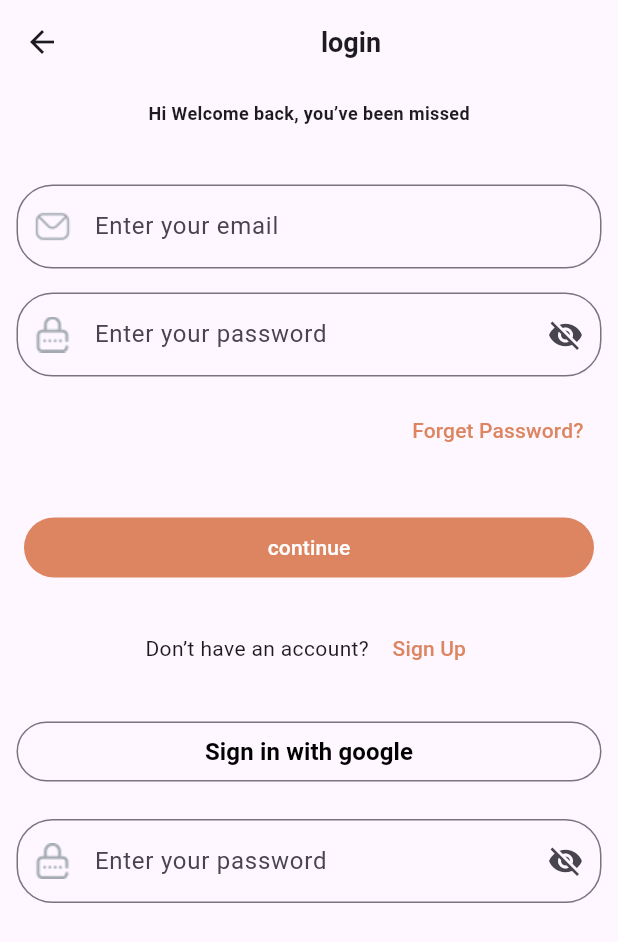
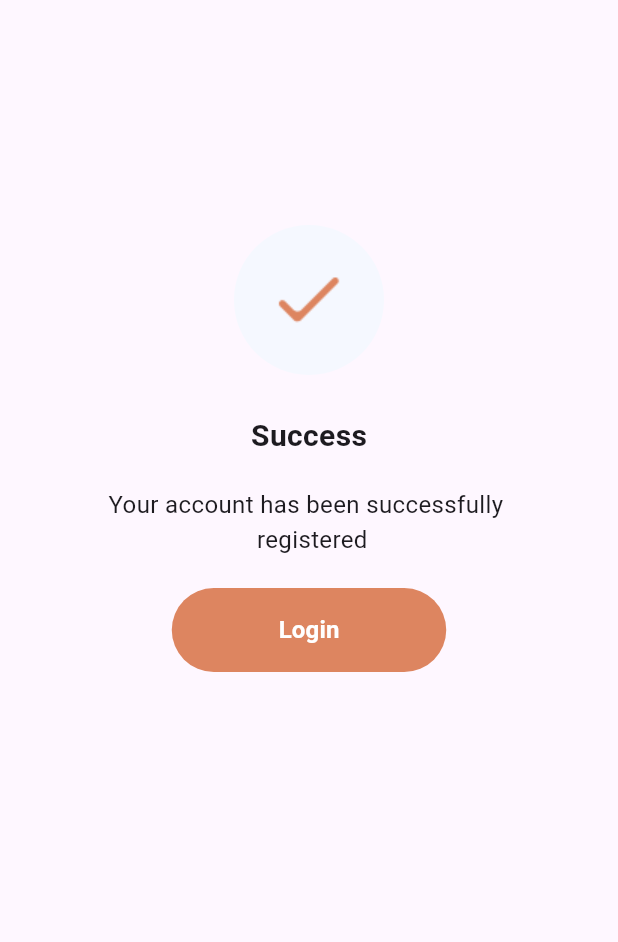
Before and after one commit to 1999AhmedSafwat/sutis_ecommerce_project, a Flutter app: the LoginView screen opened directly, after a tap on "Sign in with google", on a phone screen of 412 x 824 dp. Shown: the top 942 px of the screen. Run offline on Flutter 3.47's test engine with Material 3 defaults, Android fonts, the phone set to English and light mode, and no system bars; our stand-ins replace pin_code_fields.

Commit message:
first commit

```diff
--- /dev/null
+++ b/lib/confirmationMessage/successLogin/success.dart
@@ -0,0 +1,67 @@
+import 'package:flutter/material.dart';
+
+import '../../login/login.dart';
+
+class Confirmation extends StatelessWidget {
+  const Confirmation({super.key});
+
+  @override
+  Widget build(BuildContext context) {
+    return Scaffold(
+      body: Column(
+        // mainAxisAlignment: MainAxisAlignment.center,
+
+        children: [
+          SizedBox(
+            height: 150,
+          ),
+          Center(
+              child: Container(
+                height: 100,
+                width: 100,
+                decoration: BoxDecoration(color: Color(0xfff5f8ff),image: DecorationImage(image: AssetImage("assets/images/like.png")),
+                    borderRadius: BorderRadius.circular(50)),
+
+
+              )),
+          SizedBox(
+            height: 26,
+          ),
+          Text(
+            "Success",
+            style: TextStyle(fontWeight: FontWeight.w700, fontSize: 20),
+          ),
+          SizedBox(
+            height: 20,
+          ),
+          Text(
+            "Your account has been successfully ",
+            style: TextStyle(fontSize: 16, fontWeight: FontWeight.w400),
+          ),
+          Text(
+            " registered",
+            style: TextStyle(fontSize: 16, fontWeight: FontWeight.w400),
+          ),
+          SizedBox(
+            height: 21,
+          ),
+          Container(
+              width: 183,height: 56,
+              //margin: EdgeInsets.symmetric(horizontal: 5),
+              child: FilledButton(
+                  style: ElevatedButton.styleFrom(
+                      backgroundColor: Color(0xffdd8560)),
+                  onPressed: () {
+                    Navigator.push(context, MaterialPageRoute(builder: (context) => LoginView(),));
+
+
+
+                  },
+                  child: Text(
+                    "Login",style: TextStyle(fontWeight: FontWeight.w600,fontSize: 16),
+                  ))),
+        ],
+      ),
+    );
+  }
+}
--- a/lib/login/login.dart
+++ b/lib/login/login.dart
@@ -1,5 +1,6 @@
 import 'package:flutter/material.dart';
 
+import '../confirmationMessage/successLogin/success.dart';
 import '../register/register.dart';
 
 class LoginView extends StatefulWidget {
@@ -19,12 +20,9 @@ class _LoginViewState extends State<LoginView> {
   @override
   Widget build(BuildContext context) {
     return Scaffold(
-      appBar: AppBar( title: Center(
-        child: Text(
-          "login",
-          style: TextStyle(fontSize: 18, fontWeight: FontWeight.w600),
-        ),
-      ),
+      appBar: AppBar(
+        centerTitle:true ,
+       title: Text("login",style: TextStyle(fontWeight: FontWeight.w700,fontSize: 17),),
         leading: IconButton(
           icon: Icon(Icons.arrow_back_sharp),
           onPressed: () {
@@ -89,7 +87,7 @@ class _LoginViewState extends State<LoginView> {
                 ],
               )),
           SizedBox(
-            height: 30,
+            height: 20,
           ),
           Container(
               width: double.infinity,
@@ -98,11 +96,12 @@ class _LoginViewState extends State<LoginView> {
                   backgroundColor: Color(0xffdd8560)),
                   onPressed: () {},
                   child: Text(
-                    "continue",
+                    "login",
                   ))),
           SizedBox(
             height: 19,
           ),
+
           Row(
             mainAxisAlignment: MainAxisAlignment.center,
             children: [
@@ -117,40 +116,105 @@ class _LoginViewState extends State<LoginView> {
                   },
                   child: Text("Sign Up",style: TextStyle(color: Color(0xffdd8560)),))
             ],
+          ),SizedBox(height: 10,),
+          Row(
+            children: [
+              Expanded(
+                child: Divider(
+                  color: Colors.grey, // لون الخط
+                  thickness: 1, // سمك الخط
+                ),
+              ),
+              Padding(
+                padding: const EdgeInsets.symmetric(horizontal: 8.0),
+                child: Text(
+                  "OR",
+                  style: TextStyle(fontSize: 16, fontWeight: FontWeight.w400),
+                ),
+              ),
+              Expanded(
+                child: Divider(
+                  color: Colors.grey,
+                  thickness: 1,
+                ),
+              ),
+            ],
+          ),
+
+
+ SizedBox(height: 30,),
+          Container(height: 50,
+              width: double.infinity,decoration: BoxDecoration(),
+              margin: EdgeInsets.symmetric(horizontal: 0),
+              child: FilledButton( style: ElevatedButton.styleFrom(
+                  backgroundColor:Color(0xFFFFFFFF)),
+                  onPressed: () {
+                    Navigator.push(context, MaterialPageRoute(builder: (context) => Confirmation(),));
+
+
+                  },
+                 child: Row(children: [
+                   Image.asset("assets/images/google (3) 1.png"),
+                   SizedBox(width: 52,),
+                   Text("Sign in with google",style: TextStyle(color: Colors.black,fontSize: 16,fontWeight: FontWeight.w600),),
+    ],),
+          ),
+        // InkWell(onTap: () {
+        // },
+        //     child: Container(
+        //       height: 60,
+        //       width: 200,
+        //       decoration: BoxDecoration(color: Colors.red,
+        //         border: Border.all(
+        //           color: Colors.grey.withOpacity(1.0),
+        //           width: 1.0,
+        //         ),
+        //         borderRadius: BorderRadius.circular(32), // Uniform radius
+        //       ),child: Row(children: [
+        //         Text("dmdmdmddm")
+        //     ],),
+        //     ),
           ),
 
 
 
+          SizedBox(height: 16,),
+          Container(height: 50,
+            width: double.infinity,decoration: BoxDecoration(),
+            margin: EdgeInsets.symmetric(horizontal: 0),
+            child: FilledButton( style: ElevatedButton.styleFrom(
+                backgroundColor:Color(0xFFFFFFFF)),
+              onPressed: () {
+                Navigator.push(context, MaterialPageRoute(builder: (context) => Confirmation(),));
 
 
+              },
+              child: Row(children: [
+                Image.asset("assets/images/apple.png"),
+                SizedBox(width: 52,),
+                Text("Sign in with Apple",style: TextStyle(color: Colors.black,fontSize: 16,fontWeight: FontWeight.w600),),
+              ],),
+            ),
 
-          SizedBox(height: 21,),
-         OutlinedButton(onPressed: (){}, child: Text(
-           "Sign in with google",style: TextStyle(fontWeight: FontWeight.w600,fontSize: 16,color: Colors.black),)),
+          ),
+          SizedBox(height: 16,),
+          Container(height: 50,
+            width: double.infinity,decoration: BoxDecoration(),
+            margin: EdgeInsets.symmetric(horizontal: 0),
+            child: FilledButton( style: ElevatedButton.styleFrom(
+                backgroundColor:Color(0xFFFFFFFF)),
+              onPressed: () {
+              Navigator.push(context, MaterialPageRoute(builder: (context) => Confirmation(),));
+              },
+              child: Row(children: [
+                Image.asset("assets/images/facebook (2) 1 (1).png"),
+                SizedBox(width: 52,),
+                Text("Sign in with Facebook",style: TextStyle(color: Colors.black,fontSize: 16,fontWeight: FontWeight.w600),),
+              ],),
+            ),
 
+          ),
 
-          SizedBox(height: 21,),
-          TextFormField(
-            controller: passwordController,
-
-            keyboardType: TextInputType.text,
-            obscureText: isPasswordHidden,
-            decoration: InputDecoration(  border: OutlineInputBorder(
-                borderRadius: BorderRadius.circular(24)),
-                labelText: "Enter your password",
-                suffixIcon: IconButton(
-                  icon: Icon(Icons.visibility_off),
-                  onPressed: () {
-                    isPasswordHidden = !isPasswordHidden;
-                    setState(() {});
-                  },
-                ),
-                prefixIcon: Image.asset(
-                  "assets/images/password 1 (1).png",
-                )
-            ),
-          ),
-          SizedBox(height: 21,),
         ],
 
       ),
--- a/lib/register/register.dart
+++ b/lib/register/register.dart
@@ -1,5 +1,6 @@
 import 'package:flutter/material.dart';
 
+import '../login/login.dart';
 import '../splash/slider.dart';
 
 class Register extends StatefulWidget {
@@ -18,7 +19,7 @@ class _RegisterState extends State<Register> {
   Widget build(BuildContext context) {
     return Scaffold(
       //backgroundColor: Colors.,
-      appBar: AppBar(
+      appBar: AppBar( centerTitle:true ,
         backgroundColor: Colors.white70,
         title: Center(
           child: Text(
@@ -161,7 +162,7 @@ class _RegisterState extends State<Register> {
                     Navigator.push(
                         context,
                         MaterialPageRoute(
-                          builder: (context) => SliderPageView(),
+                          builder: (context) => LoginView(),
                         ));
                   },
                   child: Text(
--- a/pubspec.yaml
+++ b/pubspec.yaml
@@ -30,6 +30,8 @@ environment:
 dependencies:
   flutter:
     sdk: flutter
+  pin_code_fields: ^8.0.1
+
 
 
   # The following adds the Cupertino Icons font to your application.
```
Also changed, not shown: lib/bottomNavigationBar/home/home.dart (added, +146 -0 lines), lib/bottomNavigationBar/navigationBar/navigation.dart (added, +41 -0 lines), lib/confirmationMessage/goHome/goHome.dart (added, +66 -0 lines), lib/forgetPassword/forget.dart (added, +95 -0 lines), lib/main.dart (+2 -29 lines), lib/splash/SSSSSSS.dart (+24 -11 lines), lib/verificationCode/verificationCode.dart (added, +94 -0 lines), assets/images/Choosing clothes.png (added), assets/images/apple.png (added), assets/images/bell (1) 1.png (added), assets/images/call 1.png (added), assets/images/facebook (2) 1 (1).png (added), assets/images/facebook.png (added), assets/images/like.png (added), 1 more files, 1 other file.
